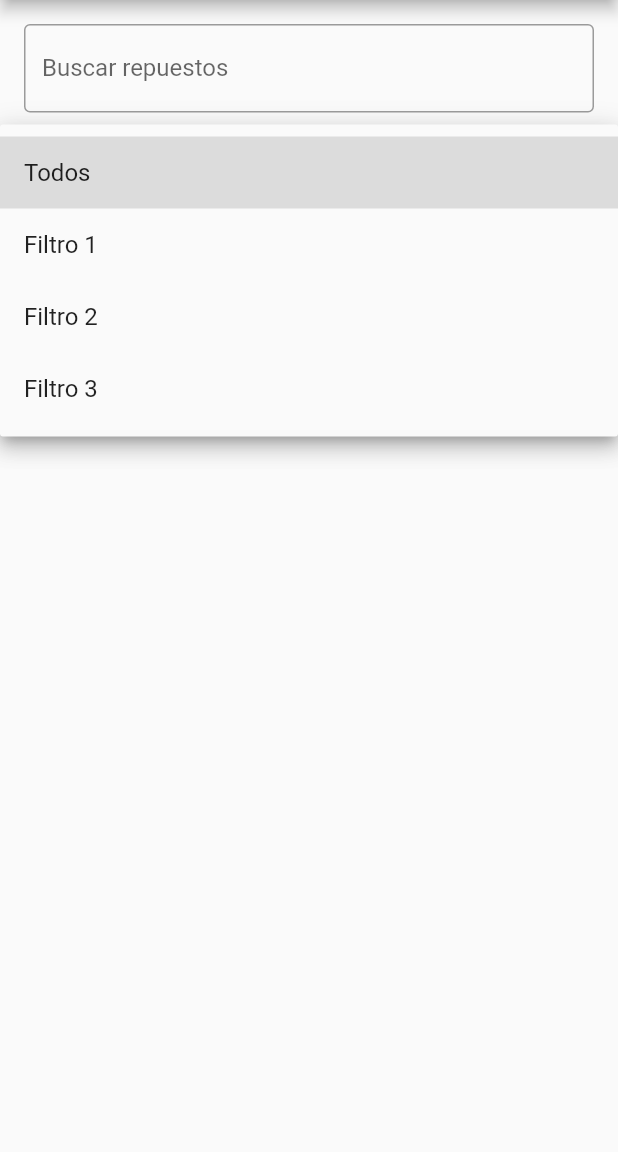
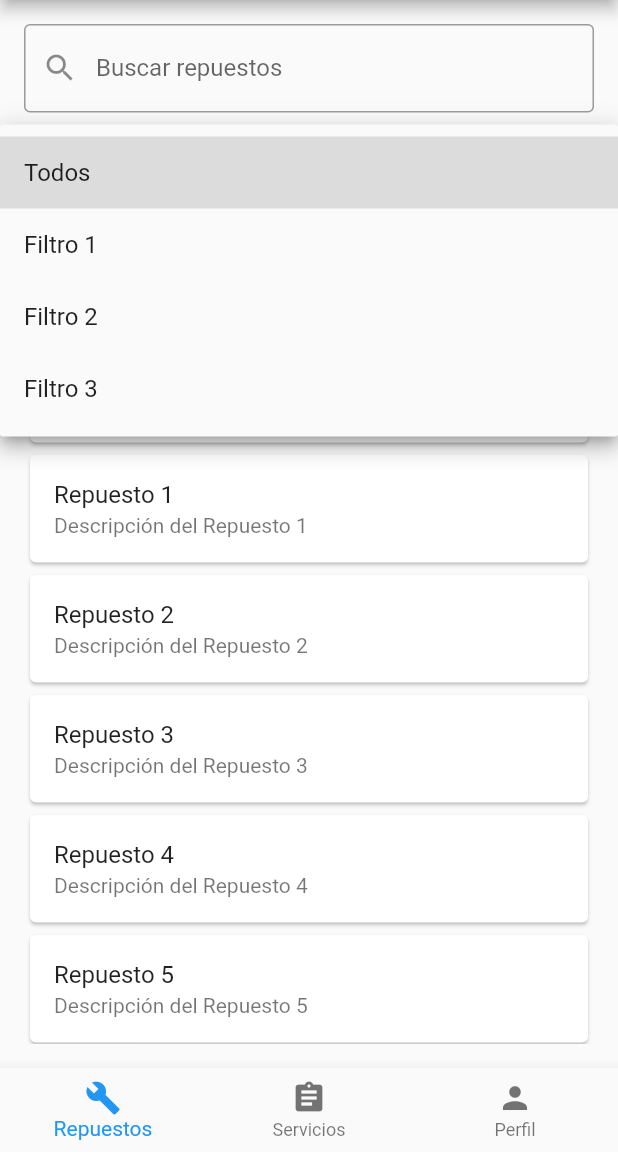
Before and after one commit to JohanDcrtz/shareprefrences_dsw22, a Flutter app: the screen it shows after launch, after a tap on "Todos", on a phone screen of 412 x 824 dp, the part 84-1236 px from its top. Run offline on Flutter 3.47's test engine with Material 2 defaults, Android fonts, the phone set to English and light mode, and no system bars; our stand-ins replace firebase_auth, firebase_core; accounts and stored records are empty.

Commit message:
Añadir archivos faltantes

```diff
--- a/lib/main.dart
+++ b/lib/main.dart
@@ -1,4 +1,5 @@
 import 'package:flutter/material.dart';
+
 import 'screens/home.dart';
 
 void main() {
@@ -9,6 +10,10 @@ class MyApp extends StatelessWidget {
   @override
   Widget build(BuildContext context) {
     return MaterialApp(
+      title: 'Inventario de Repuestos',
+      theme: ThemeData(
+        primarySwatch: Colors.blue,
+      ),
       home: HomeScreen(),
     );
   }
--- a/lib/screens/home.dart
+++ b/lib/screens/home.dart
@@ -1,4 +1,6 @@
 import 'package:flutter/material.dart';
+import 'package:shareprefrences_dsw22/screens/servicios_screen.dart';
+import 'package:shareprefrences_dsw22/screens/perfil_screen.dart';
 
 class HomeScreen extends StatefulWidget {
   const HomeScreen({Key? key}) : super(key: key);
@@ -8,13 +10,15 @@ class HomeScreen extends StatefulWidget {
 }
 
 class _HomeScreenState extends State<HomeScreen> {
+  int _selectedIndex = 0;
   List<String> tiposDeRepuestos = ['Tipo 1', 'Tipo 2', 'Tipo 3'];
   String selectedTipo = 'Tipo 1';
   String searchText = '';
   String filtroSeleccionado = 'Todos';
 
   void actualizarDatos() {
-    // Lógica para actualizar datos (puedes implementar según tus necesidades)
+    // Simulación de actualización de datos
+    // Aquí deberías llamar a tu lógica real para actualizar los datos
     print('Datos actualizados');
   }
 
@@ -35,7 +39,40 @@ class _HomeScreenState extends State<HomeScreen> {
         child: Column(
           crossAxisAlignment: CrossAxisAlignment.stretch,
           children: [
-            TextField(
+            _buildSearchField(),
+            SizedBox(height: 16.0),
+            _buildFilterDropdown(),
+            SizedBox(height: 16.0),
+            _buildTipoRepuestoDropdown(),
+            SizedBox(height: 16.0),
+            _buildRepuestosList(),
+          ],
+        ),
+      ),
+      bottomNavigationBar: BottomNavigationBar(
+        items: const <BottomNavigationBarItem>[
+          BottomNavigationBarItem(
+            icon: Icon(Icons.build),
+            label: 'Repuestos',
+          ),
+          BottomNavigationBarItem(
+            icon: Icon(Icons.assignment),
+            label: 'Servicios',
+          ),
+          BottomNavigationBarItem(
+            icon: Icon(Icons.person),
+            label: 'Perfil',
+          ),
+        ],
+        currentIndex: _selectedIndex,
+        selectedItemColor: Colors.blue,
+        onTap: _onNavigationItemSelected,
+      ),
+    );
+  }
+
+  Widget _buildSearchField() {
+    return TextField(
       onChanged: (value) {
         setState(() {
           searchText = value;
@@ -44,10 +81,13 @@ class _HomeScreenState extends State<HomeScreen> {
       decoration: InputDecoration(
         labelText: 'Buscar repuestos',
         border: OutlineInputBorder(),
+        prefixIcon: Icon(Icons.search),
       ),
-            ),
-            SizedBox(height: 16.0),
-            DropdownButton<String>(
+    );
+  }
+
+  Widget _buildFilterDropdown() {
+    return DropdownButton<String>(
       value: filtroSeleccionado,
       onChanged: (String? newValue) {
         setState(() {
@@ -61,9 +101,11 @@ class _HomeScreenState extends State<HomeScreen> {
           child: Text(value),
         );
       }).toList(),
-            ),
-            SizedBox(height: 16.0),
-            Row(
+    );
+  }
+
+  Widget _buildTipoRepuestoDropdown() {
+    return Row(
       children: [
         Text('Tipo de Repuesto: '),
         DropdownButton<String>(
@@ -82,12 +124,56 @@ class _HomeScreenState extends State<HomeScreen> {
           }).toList(),
         ),
       ],
-            ),
-            SizedBox(height: 16.0),
-            Text('Lista de repuestos basada en los filtros y selecciones'),
-          ],
-        ),
+    );
+  }
+
+  Widget _buildRepuestosList() {
+    return Expanded(
+      child: ListView.builder(
+        itemCount: 10, // Cambia esto según la cantidad de repuestos reales
+        itemBuilder: (context, index) {
+          return _buildRepuestoItem(index);
+        },
       ),
     );
   }
+
+  Widget _buildRepuestoItem(int index) {
+    // Simulación de un elemento de repuesto
+    return Card(
+      child: ListTile(
+        title: Text('Repuesto $index'),
+        subtitle: Text('Descripción del Repuesto $index'),
+        onTap: () {
+          // Aquí puedes agregar la lógica para manejar el tap en un repuesto
+        },
+      ),
+    );
   }
+
+  void _onNavigationItemSelected(int index) {
+    if (_selectedIndex != index) {
+      setState(() {
+        _selectedIndex = index;
+      });
+
+      switch (index) {
+        case 0: // Repuestos
+          // Lógica específica para la pantalla de "Repuestos"
+          break;
+        case 1: // Servicios
+          Navigator.push(
+            context,
+            MaterialPageRoute(builder: (context) => ServiciosScreen()),
+          );
+          break;
+        case 2: // Perfil
+          Navigator.push(
+            context,
+            MaterialPageRoute(builder: (context) => PerfilScreen()),
+          );
+          break;
+      }
+    }
+  }
+}
```
Also changed, not shown: lib/screens/perfil_screen.dart (added, +173 -0 lines), lib/screens/repuestos_screen.dart (added, +15 -0 lines), lib/screens/servicios_screen.dart (added, +179 -0 lines), 1 other file. Lines whose indentation alone changed are shown as unchanged.
